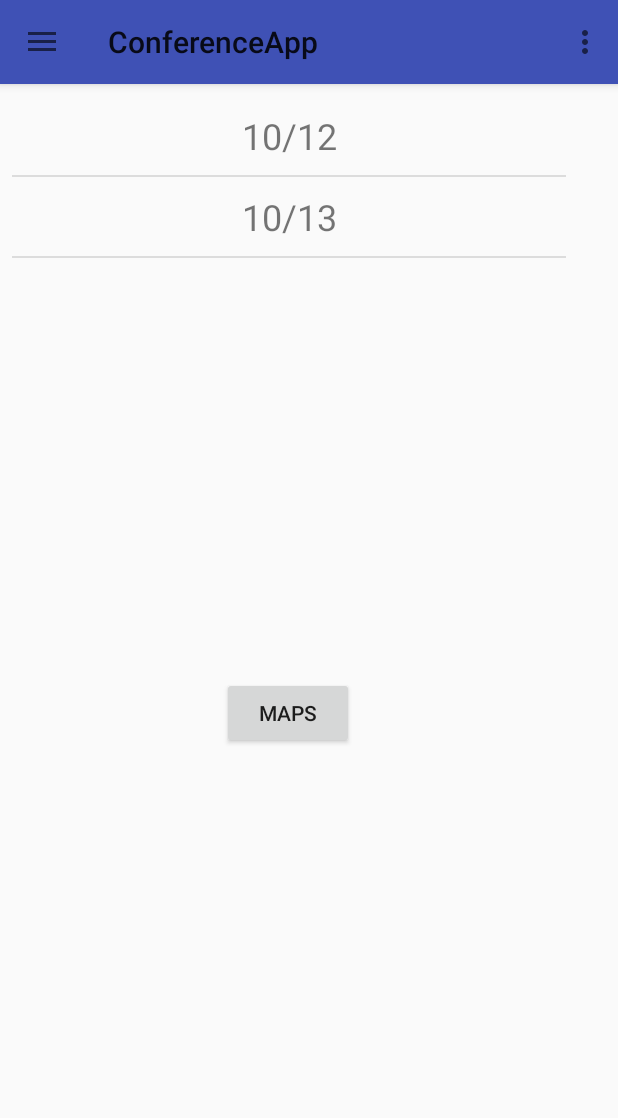
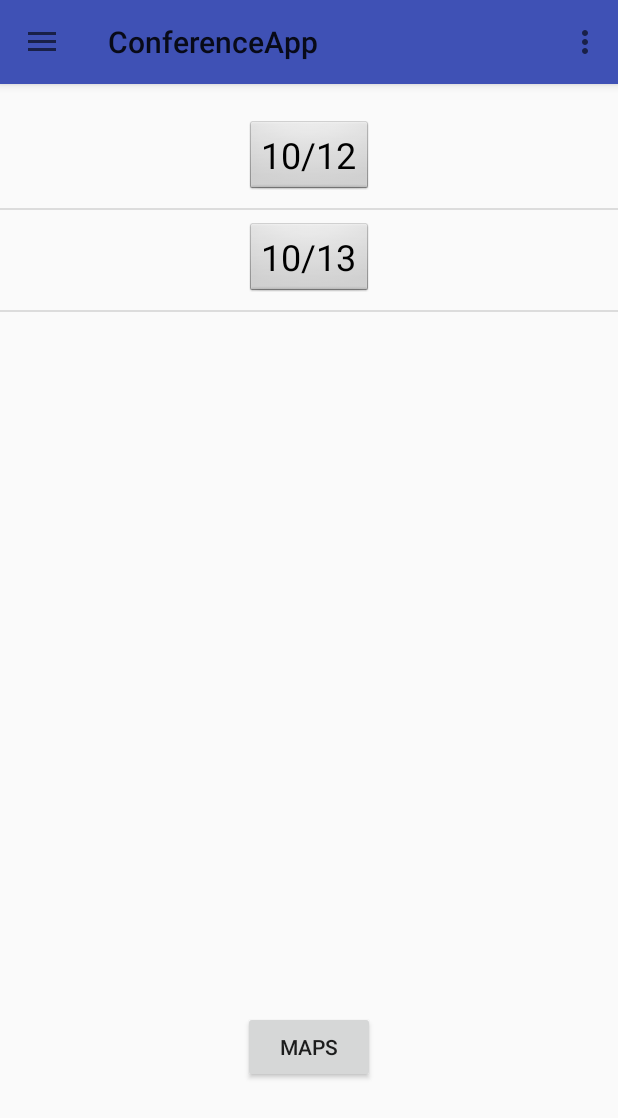
Before and after one commit to keeganlamparek/ConferenceApp, an Android app: the screen it shows after launch (MainActivity), in the side drawer, after a tap on "Schedule", on a phone screen of 412 x 824 dp. Shown: the top 1118 px of the screen. Run offline under Robolectric (Android 15) with nearby library versions, the phone set to English and light mode, and no system bars.

Commit message:
Schedule fragment test worked.

```diff
--- a/app/src/main/java/com/example/keegan/conferenceapp/MainActivity.java
+++ b/app/src/main/java/com/example/keegan/conferenceapp/MainActivity.java
@@ -20,10 +20,6 @@ import android.view.Menu;
 import android.view.MenuItem;
 import android.view.View;
 import android.widget.AdapterView;
-import android.widget.ArrayAdapter;
-import android.widget.ListView;
-import android.widget.Button;
-import layout.ScheduleFragment;
 
 
 public class MainActivity extends AppCompatActivity
@@ -37,7 +33,7 @@ public class MainActivity extends AppCompatActivity
         setContentView(R.layout.navigation_layout);
         Toolbar toolbar = (Toolbar) findViewById(R.id.toolbar);
         setSupportActionBar(toolbar);
-        startWelcomeScreen();
+     //   startWelcomeScreen();
         FragmentTransaction transaction = getSupportFragmentManager().beginTransaction();
         transaction.replace(R.id.content_main, new HomeFragment());
         transaction.commit();
--- a/app/src/main/java/layout/ScheduleFragment.java
+++ b/app/src/main/java/com/example/keegan/conferenceapp/ScheduleFragment.java
@@ -1,4 +1,4 @@
-package layout;
+package com.example.keegan.conferenceapp;
 
 import android.content.Context;
 import android.content.Intent;
@@ -12,12 +12,6 @@ import android.widget.AdapterView;
 import android.widget.ArrayAdapter;
 import android.widget.Button;
 import android.widget.ListView;
-
-import com.example.keegan.conferenceapp.KentFloorSelectorActivity;
-import com.example.keegan.conferenceapp.MainActivity;
-import com.example.keegan.conferenceapp.R;
-import com.example.keegan.conferenceapp.Schedule;
-import com.example.keegan.conferenceapp.ScheduleActivity;
 
 import java.util.ArrayList;
 import java.util.GregorianCalendar;
@@ -83,7 +77,7 @@ public class ScheduleFragment extends Fragment {
         View view = inflater.inflate(R.layout.fragment_schedule, container, false);
 
         buildSchedules();
-        ArrayAdapter<String> mAdapter = new ArrayAdapter<String>(this.getActivity() , R.layout.list_item_layout, listOfDays);
+        ArrayAdapter<String> mAdapter = new ArrayAdapter<String>(this.getActivity() , R.layout.list_item_layout, R.id.listItem, listOfDays);
         ListView listOfDays = (ListView) view.findViewById(R.id.fragmentScheduleList);
         listOfDays.setAdapter(mAdapter);
         listOfDays.setOnItemClickListener(mMessageClickedHandler);
--- a/app/src/main/res/layout/fragment_schedule.xml
+++ b/app/src/main/res/layout/fragment_schedule.xml
@@ -3,7 +3,7 @@
     xmlns:tools="http://schemas.android.com/tools"
     android:layout_width="match_parent"
     android:layout_height="match_parent"
-    tools:context="layout.ScheduleFragment">
+    tools:context=".ScheduleFragment">
 
     <!-- TODO: Update blank fragment layout -->
 
@@ -11,30 +11,38 @@
         android:layout_width="match_parent"
         android:layout_height="match_parent">
 
-        <LinearLayout
-            android:layout_width="369dp"
-            android:layout_height="261dp"
-            android:orientation="horizontal"
-            android:id="@+id/linearLayout2"
-            app:layout_constraintTop_toTopOf="parent"
-            android:layout_marginTop="8dp"
-            android:layout_marginStart="8dp"
-            app:layout_constraintLeft_toLeftOf="parent">
-
-            <ListView
-                android:id="@+id/fragmentScheduleList"
-                android:layout_width="match_parent"
-                android:layout_height="match_parent" />
-        </LinearLayout>
-
         <Button
             android:id="@+id/mapsButton"
             android:layout_width="wrap_content"
             android:layout_height="wrap_content"
-            android:layout_marginStart="148dp"
-            android:layout_marginTop="126dp"
             android:text="@string/mapsMainButton"
+            tools:layout_constraintRight_creator="1"
+            tools:layout_constraintBottom_creator="1"
+            app:layout_constraintBottom_toBottomOf="parent"
+            app:layout_constraintRight_toRightOf="parent"
+            tools:layout_constraintLeft_creator="1"
+            android:layout_marginBottom="102dp"
+            app:layout_constraintLeft_toLeftOf="parent" />
+
+        <ListView
+            android:id="@+id/fragmentScheduleList"
+            android:layout_width="match_parent"
+            android:layout_height="328dp"
+            android:layout_marginTop="16dp"
+            android:footerDividersEnabled="false"
+            android:foregroundGravity="center"
+            android:headerDividersEnabled="false"
+            android:descendantFocusability="blocksDescendants"
+            app:layout_constraintHorizontal_bias="0.0"
             app:layout_constraintLeft_toLeftOf="parent"
-            app:layout_constraintTop_toBottomOf="@+id/linearLayout2" />
+            app:layout_constraintRight_toRightOf="parent"
+            app:layout_constraintTop_toTopOf="parent"
+            tools:layout_constraintLeft_creator="1"
+            tools:layout_constraintRight_creator="1"
+            tools:layout_constraintTop_creator="1">
+
+
+        </ListView>
+
     </android.support.constraint.ConstraintLayout>
 </FrameLayout>
--- a/app/src/main/res/layout/list_item_layout.xml
+++ b/app/src/main/res/layout/list_item_layout.xml
@@ -1,16 +1,15 @@
 <?xml version="1.0" encoding="utf-8"?>
-<TextView xmlns:android="http://schemas.android.com/apk/res/android"
-    android:id="@+id/listItem"
-    android:layout_width="match_parent"
+<LinearLayout xmlns:android="http://schemas.android.com/apk/res/android"
+    android:orientation="vertical"
+    android:layout_width="fill_parent"
     android:layout_height="wrap_content"
-    android:layout_margin="5dp"
-    android:layout_marginBottom="5dp"
-    android:layout_marginEnd="5dp"
-    android:layout_marginLeft="5dp"
-    android:layout_marginRight="5dp"
-    android:layout_marginStart="5dp"
-    android:layout_marginTop="5dp"
-    android:gravity="center"
-    android:padding="10dp"
-    android:textAlignment="gravity"
-    android:textSize="24sp" />
+    android:gravity="center" >
+    <TextView
+        android:id="@+id/listItem"
+        style="@android:style/Widget.Button"
+        android:layout_width="wrap_content"
+        android:layout_height="wrap_content"
+        android:gravity="center"
+        android:layout_margin="8dp"
+        android:textSize="24sp" />
+</LinearLayout>
```
